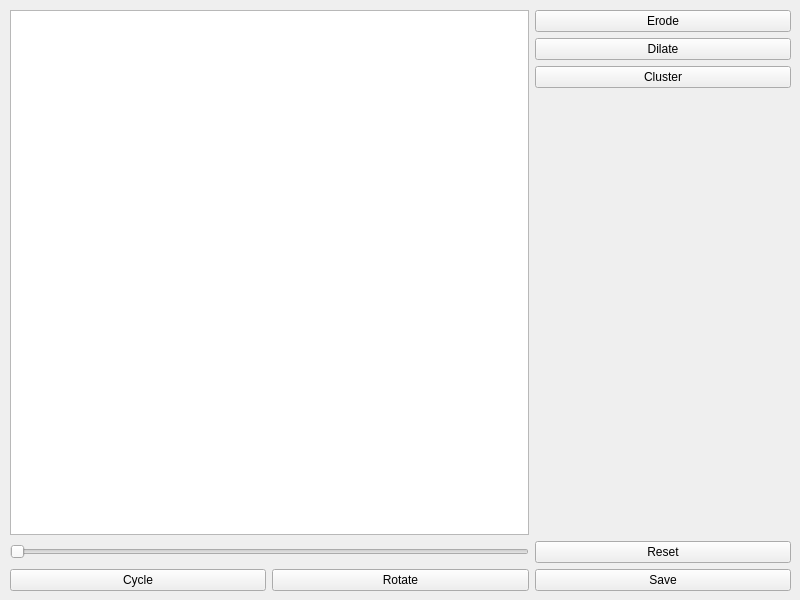
Before: the Qt Designer form morphViewerTemplate.ui in MSchnei/morViewer, drawn with Qt 5.
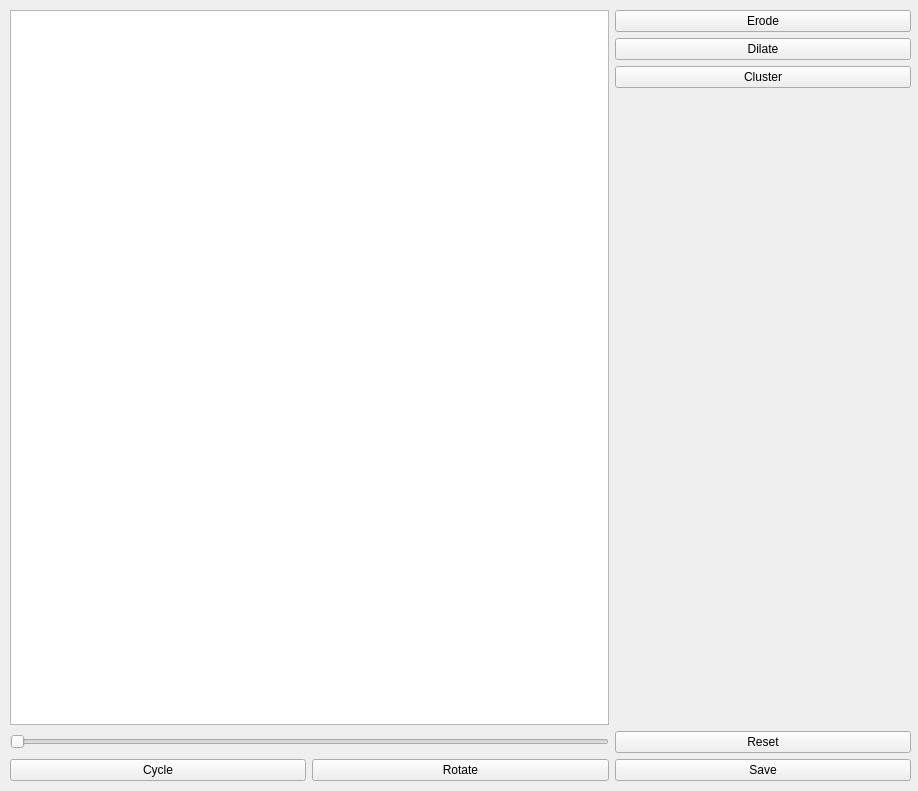
After: the same form once the commit is applied. Custom widgets are drawn as their Qt base class.

Commit message: Based templates on widget

```diff
--- a/morphViewerTemplate.ui
+++ b/morphViewerTemplate.ui
@@ -1,26 +1,25 @@
 <?xml version="1.0" encoding="UTF-8"?>
 <ui version="4.0">
- <class>MainWindow</class>
- <widget class="QMainWindow" name="MainWindow">
+ <class>Form</class>
+ <widget class="QWidget" name="Form">
   <property name="geometry">
    <rect>
     <x>0</x>
     <y>0</y>
-    <width>800</width>
-    <height>600</height>
+    <width>918</width>
+    <height>791</height>
    </rect>
   </property>
   <property name="windowTitle">
    <string>MainWindow</string>
   </property>
-  <widget class="QWidget" name="centralwidget">
-   <widget class="QWidget" name="">
+  <widget class="QWidget" name="layoutWidget">
     <property name="geometry">
      <rect>
       <x>10</x>
       <y>10</y>
-      <width>781</width>
-      <height>581</height>
+     <width>901</width>
+     <height>771</height>
      </rect>
     </property>
     <layout class="QGridLayout" name="gridLayout">
@@ -84,7 +83,6 @@
       </widget>
      </item>
     </layout>
-   </widget>
   </widget>
  </widget>
  <customwidgets>
```
Left out of the diff: 2 changed lines with no effect on the pictures. Lines whose indentation alone changed are shown as unchanged. The commit also changes 1 other file.
